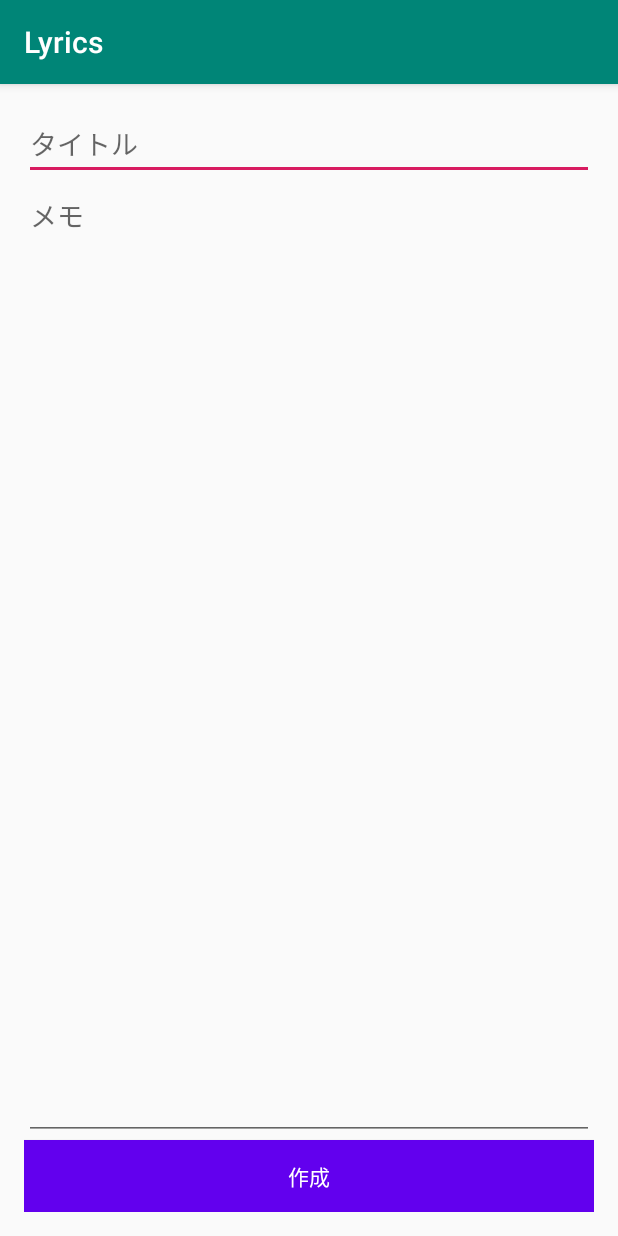
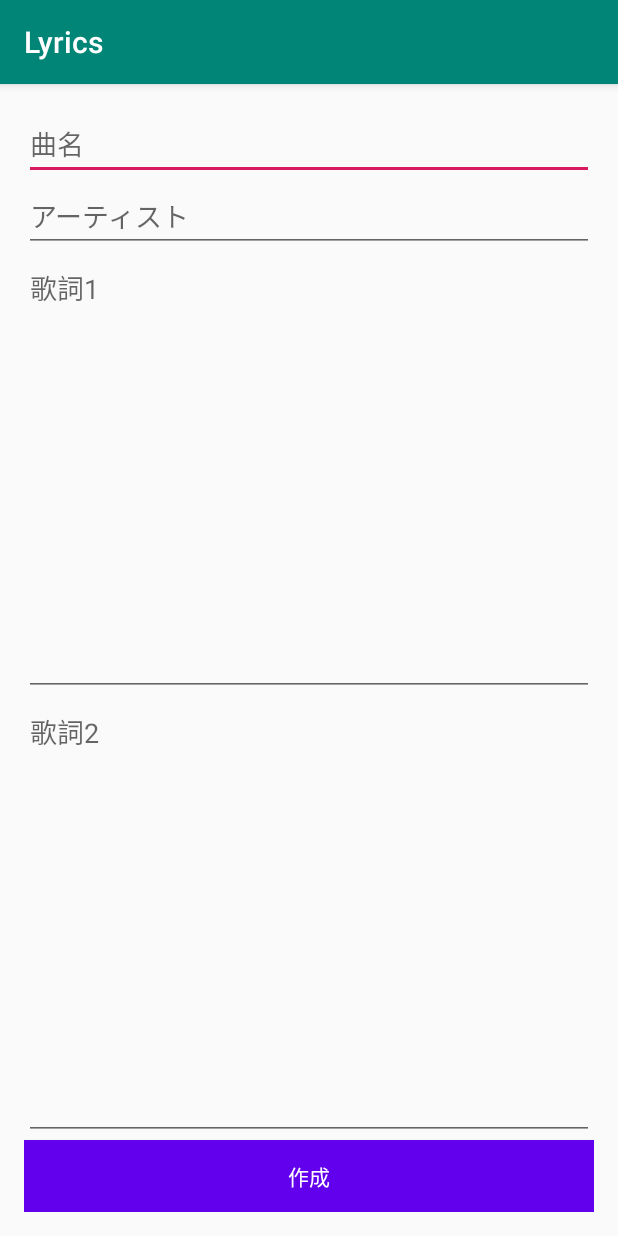
Before and after one commit to koharup/Lyrics, an Android app: the AddActivity screen opened directly, with no data from a screen before it, on a phone screen of 412 x 824 dp. Run offline under Robolectric (Android 15) with nearby library versions, the phone set to English and light mode, and no system bars; libraries missing offline, so code that uses them is left out: io.realm; 2 statements that could not run were skipped.

Commit message:
11/16/1:00

```diff
--- a/app/src/main/java/app/sano/picchi/lyrics/Memo.java
+++ b/app/src/main/java/app/sano/picchi/lyrics/Memo.java
@@ -8,5 +8,6 @@ public class Memo extends RealmObject {
     //日付
     public String updateDate;
     //内容
-    public String content;
+   public String content;
+
 }
--- a/app/src/main/java/app/sano/picchi/lyrics/MemoAdapter.java
+++ b/app/src/main/java/app/sano/picchi/lyrics/MemoAdapter.java
@@ -29,8 +29,12 @@ public class MemoAdapter extends ArrayAdapter<Memo> {
 
         TextView titleText = (TextView) convertView.findViewById(R.id.titleText);
         TextView contentText = (TextView) convertView.findViewById(R.id.contentText);
+        //TextView mainwordText = (TextView) convertView.findViewById(R.id.mainwordEditText);
+        //TextView word2Text = (TextView) convertView.findViewById(R.id.subwordEditText);
+
         titleText.setText(memo.title);
         contentText.setText(memo.content);
+        //mainwordText.setText(memo.mainword);
 
         return convertView;
     }
--- a/app/src/main/res/layout/activity_add.xml
+++ b/app/src/main/res/layout/activity_add.xml
@@ -14,18 +14,38 @@
             android:layout_width="match_parent"
             android:layout_height="wrap_content"
             android:ems="10"
-            android:hint="タイトル"
+            android:hint="曲名"
             android:inputType="textPersonName" />
 
         <EditText
             android:id="@+id/contentEditText"
             android:layout_width="match_parent"
+            android:layout_height="wrap_content"
+            android:ems="10"
+            android:gravity="top"
+            android:hint="アーティスト"
+            android:inputType="textPersonName" />
+
+        <EditText
+            android:id="@+id/mainwordEditText"
+            android:layout_width="match_parent"
             android:layout_height="0dp"
             android:layout_weight="1"
             android:ems="10"
             android:gravity="top"
-            android:hint="メモ"
+            android:hint="歌詞1"
             android:inputType="textPersonName" />
+
+        <EditText
+            android:id="@+id/subwordEditText"
+            android:layout_width="match_parent"
+            android:layout_height="0dp"
+            android:layout_weight="1"
+            android:ems="10"
+            android:gravity="top"
+            android:hint="歌詞2"
+            android:inputType="textPersonName" />
+
 
         <Button
             android:id="@+id/button"
```
Also changed, not shown: app/src/main/java/app/sano/picchi/lyrics/AddActivity.kt (+16 -0 lines), app/src/main/java/app/sano/picchi/lyrics/MainActivity.kt (+8 -8 lines), 1 other file.
